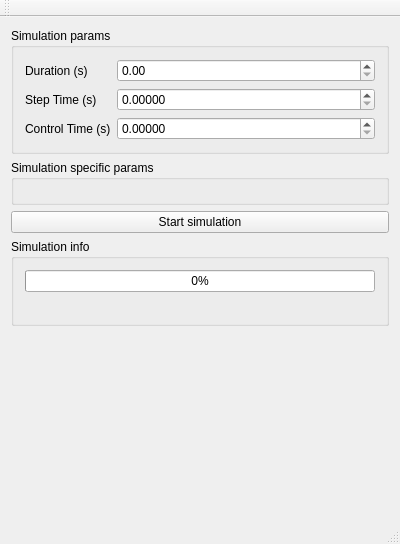
Old version of the form gsim.ui in the repository koalakoker/gSim.
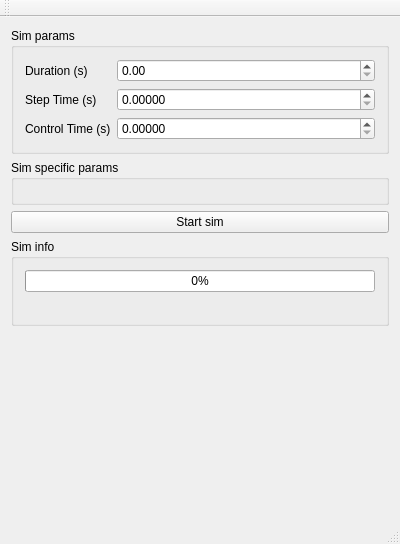
New version of the form.

Diff of the .ui file:
```diff
--- a/gsim.ui
+++ b/gsim.ui
@@ -18,7 +18,7 @@
     <item>
      <widget class="QGroupBox" name="SimParams">
       <property name="title">
-       <string>Simulation params</string>
+       <string>Sim params</string>
       </property>
       <layout class="QVBoxLayout" name="verticalLayout_2">
        <item>
@@ -69,7 +69,7 @@
     <item>
      <widget class="QGroupBox" name="PIParams">
       <property name="title">
-       <string>Simulation specific params</string>
+       <string>Sim specific params</string>
       </property>
       <layout class="QVBoxLayout" name="verticalLayout_3">
        <item>
@@ -85,14 +85,14 @@
     <item>
      <widget class="QPushButton" name="startSimulation">
       <property name="text">
-       <string>Start simulation</string>
+       <string>Start sim</string>
       </property>
      </widget>
     </item>
     <item>
      <widget class="QGroupBox" name="groupBox">
       <property name="title">
-       <string>Simulation info</string>
+       <string>Sim info</string>
       </property>
       <layout class="QVBoxLayout" name="verticalLayout_6">
        <item>
```
Left out of the diff: 2 changed lines with no effect on the pictures.
